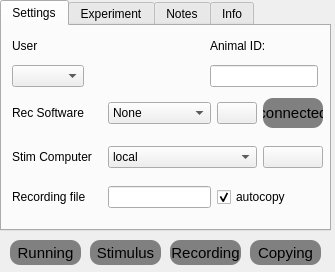
ef-lab/Experiments, file MasterRunner/form.ui: the form before one commit.
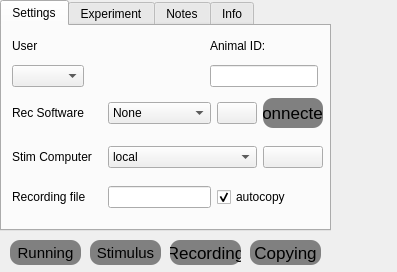
The form after the commit. The open tabs and pages were chosen to show the change. Icons and pictures are not drawn.

Patch:
```diff
--- a/MasterRunner/form.ui
+++ b/MasterRunner/form.ui
@@ -12,7 +12,7 @@
    <rect>
     <x>0</x>
     <y>0</y>
-    <width>335</width>
+    <width>397</width>
     <height>272</height>
    </rect>
   </property>
@@ -204,7 +204,7 @@
         <property name="font">
          <font>
           <family>Arial</family>
-          <pointsize>11</pointsize>
+          <pointsize>13</pointsize>
          </font>
         </property>
         <property name="styleSheet">
@@ -859,7 +859,7 @@
    <property name="font">
     <font>
      <family>Arial</family>
-     <pointsize>11</pointsize>
+     <pointsize>13</pointsize>
     </font>
    </property>
    <property name="styleSheet">
@@ -945,7 +945,7 @@
    <property name="font">
     <font>
      <family>Arial</family>
-     <pointsize>11</pointsize>
+     <pointsize>13</pointsize>
      <weight>50</weight>
      <bold>false</bold>
     </font>
```
Left out of the diff: 4 changed lines with no effect on the pictures.
